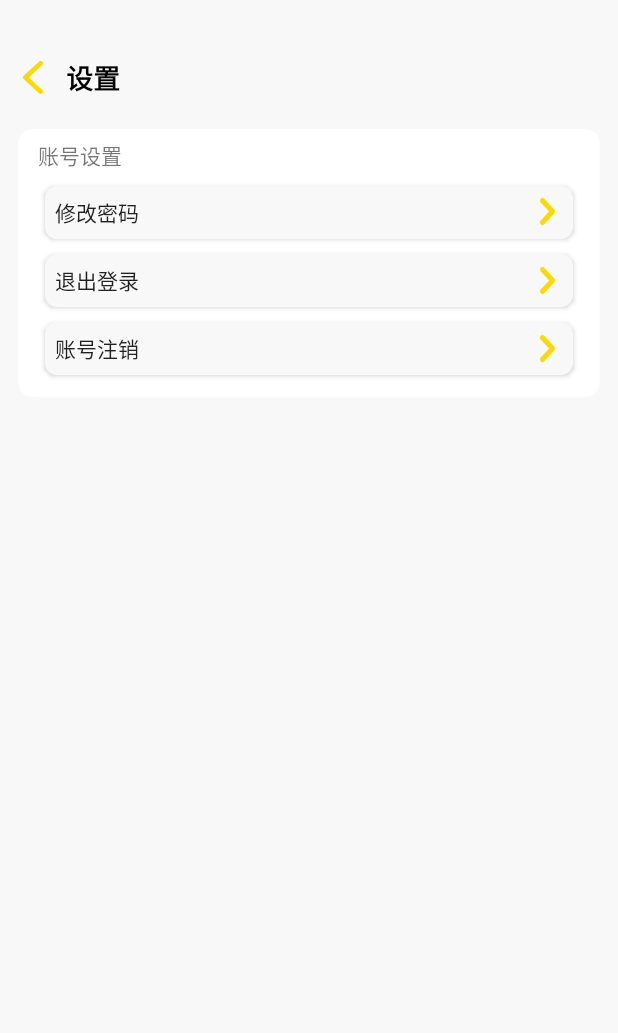
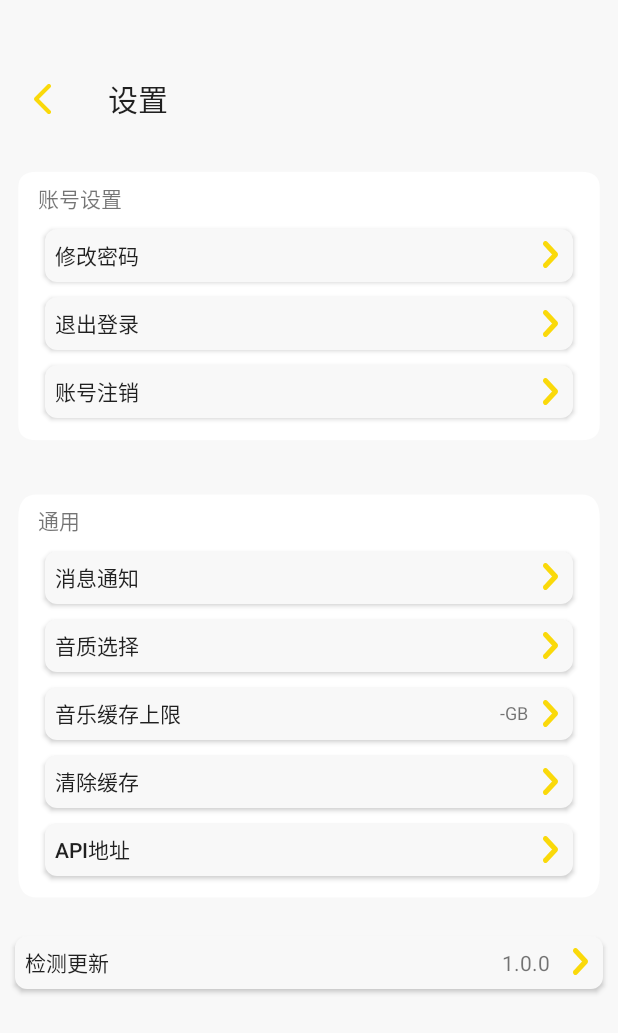
Before and after one commit to Licklin/MyMusic, an Android app: the screen it shows after launch (MainActivity), on a phone screen of 412 x 824 dp. Shown: the top 1033 px of the screen. Run offline under Robolectric (Android 15) with nearby library versions, the light colour scheme and no system bars.

Commit message:
设置页，完成设置主页xml文件

```diff
--- a/app/src/main/java/com/lickling/mymusic/ui/home/test/MainActivity.java
+++ b/app/src/main/java/com/lickling/mymusic/ui/home/test/MainActivity.java
@@ -7,7 +7,6 @@ import android.os.Build;
 import android.os.Bundle;
 import android.view.View;
 import android.view.Window;
-import android.view.WindowManager;
 
 import com.lickling.mymusic.R;
 
@@ -16,7 +15,7 @@ public class MainActivity extends AppCompatActivity {
     @Override
     protected void onCreate(Bundle savedInstanceState) {
         super.onCreate(savedInstanceState);
-        setContentView(R.layout.fragment_setting);
+        setContentView(R.layout.actitvity_setting);
         if (Build.VERSION.SDK_INT >= Build.VERSION_CODES.M) {
             Window window = getWindow();
             window.getDecorView().setSystemUiVisibility(View.SYSTEM_UI_FLAG_LAYOUT_STABLE | View.SYSTEM_UI_FLAG_LAYOUT_FULLSCREEN | View.SYSTEM_UI_FLAG_LIGHT_STATUS_BAR);
--- a/app/src/main/java/com/lickling/mymusic/ui/setting/SettingsFragment.java
+++ b/app/src/main/java/com/lickling/mymusic/ui/setting/SettingsFragment.java
@@ -12,7 +12,7 @@ public class SettingsFragment extends PreferenceFragmentCompat {
     @SuppressLint("ResourceType")
     @Override
     public void onCreatePreferences(Bundle savedInstanceState, String rootKey) {
-        setPreferencesFromResource(R.layout.fragment_setting, rootKey);
+        setPreferencesFromResource(R.layout.actitvity_setting, rootKey);
 
     }
 }
--- /dev/null
+++ b/app/src/main/res/layout/actitvity_setting.xml
@@ -0,0 +1,318 @@
+<?xml version="1.0" encoding="utf-8"?>
+<LinearLayout xmlns:android="http://schemas.android.com/apk/res/android"
+    xmlns:app="http://schemas.android.com/apk/res-auto"
+    xmlns:tools="http://schemas.android.com/tools"
+    android:layout_width="match_parent"
+    android:layout_height="match_parent"
+    android:background="@color/background_white"
+    android:gravity="center_horizontal"
+    android:orientation="vertical">
+
+    <androidx.appcompat.widget.Toolbar
+        android:id="@+id/setting_navigation"
+        android:layout_width="match_parent"
+        android:layout_height="wrap_content"
+        android:layout_marginTop="38dp"
+        app:navigationIcon="@drawable/setting_bank_button"
+        app:title="设置" />
+
+    <RelativeLayout
+        android:layout_width="match_parent"
+        android:layout_height="wrap_content">
+
+        <View
+            android:id="@+id/item1"
+            android:layout_width="match_parent"
+            android:layout_height="200dp"
+            android:layout_marginTop="10dp"
+            android:background="@drawable/setting_item"
+            android:shadowColor="@color/black"
+            android:shadowRadius="3" />
+
+        <TextView
+            android:id="@+id/account_settings"
+            android:layout_width="wrap_content"
+            android:layout_height="wrap_content"
+            android:layout_marginLeft="25dp"
+            android:layout_marginTop="27dp"
+            android:text="账号设置" />
+
+        <LinearLayout
+            android:layout_width="match_parent"
+            android:layout_height="wrap_content"
+            android:layout_below="@+id/account_settings"
+            android:layout_marginLeft="20dp"
+            android:layout_marginRight="20dp"
+            android:orientation="vertical">
+
+            <Button
+                android:id="@+id/change_password"
+                android:layout_width="match_parent"
+                android:layout_height="35dp"
+                android:layout_marginLeft="10dp"
+                android:layout_marginTop="10dp"
+                android:layout_marginRight="10dp"
+                android:layout_marginBottom="0dp"
+                android:background="@drawable/setting_btn"
+                android:elevation="4dp"
+                android:gravity="start|center_vertical"
+                android:text="  修改密码" />
+
+            <Button
+                android:id="@+id/log_out"
+                android:layout_width="match_parent"
+                android:layout_height="35dp"
+                android:layout_margin="10dp"
+                android:background="@drawable/setting_btn"
+                android:elevation="4dp"
+                android:gravity="start|center_vertical"
+                android:text="  退出登录" />
+
+            <Button
+                android:id="@+id/account_cancellation"
+                android:layout_width="match_parent"
+                android:layout_height="35dp"
+                android:layout_marginLeft="10dp"
+                android:layout_marginTop="0dp"
+                android:layout_marginRight="10dp"
+                android:layout_marginBottom="10dp"
+                android:background="@drawable/setting_btn"
+                android:elevation="4dp"
+                android:gravity="start|center_vertical"
+                android:text="  账号注销" />
+        </LinearLayout>
+
+        <View
+            android:id="@+id/setting_btn_arrow1"
+            android:layout_width="10dp"
+            android:layout_height="18dp"
+            android:layout_below="@id/account_settings"
+            android:layout_alignParentRight="true"
+            android:layout_marginLeft="0dp"
+            android:layout_marginTop="18dp"
+            android:layout_marginRight="40dp"
+            android:background="@drawable/setting_btn_arrow"
+            android:clipToOutline="true" />
+
+        <View
+            android:id="@+id/setting_btn_arrow2"
+            android:layout_width="10dp"
+            android:layout_height="18dp"
+            android:layout_below="@id/setting_btn_arrow1"
+            android:layout_alignParentRight="true"
+            android:layout_marginTop="28dp"
+            android:layout_marginRight="40dp"
+            android:background="@drawable/setting_btn_arrow"
+            android:clipToOutline="true" />
+
+        <View
+            android:id="@+id/setting_btn_arrow3"
+            android:layout_width="10dp"
+            android:layout_height="18dp"
+            android:layout_below="@id/setting_btn_arrow2"
+            android:layout_alignParentRight="true"
+            android:layout_marginTop="27dp"
+            android:layout_marginRight="40dp"
+            android:background="@drawable/setting_btn_arrow"
+            android:clipToOutline="true" />
+
+    </RelativeLayout>
+
+    <RelativeLayout
+        android:layout_width="match_parent"
+        android:layout_height="wrap_content">
+
+        <View
+            android:id="@+id/item2"
+            android:layout_width="match_parent"
+            android:layout_height="300dp"
+            android:layout_marginTop="10dp"
+            android:background="@drawable/setting_item"
+            android:shadowColor="@color/black"
+            android:shadowRadius="3" />
+
+        <TextView
+            android:id="@+id/normal_settings"
+            android:layout_width="wrap_content"
+            android:layout_height="wrap_content"
+            android:layout_marginLeft="25dp"
+            android:layout_marginTop="32dp"
+            android:text="通用" />
+
+        <LinearLayout
+            android:layout_width="match_parent"
+            android:layout_height="wrap_content"
+            android:layout_below="@+id/normal_settings"
+            android:layout_marginLeft="20dp"
+            android:layout_marginRight="20dp"
+            android:orientation="vertical">
+
+            <Button
+                android:id="@+id/notice"
+                android:layout_width="match_parent"
+                android:layout_height="35dp"
+                android:layout_marginLeft="10dp"
+                android:layout_marginTop="10dp"
+                android:layout_marginRight="10dp"
+                android:layout_marginBottom="0dp"
+                android:background="@drawable/setting_btn"
+                android:elevation="4dp"
+                android:gravity="start|center_vertical"
+                android:text="  消息通知" />
+
+            <Button
+                android:id="@+id/sound_quality"
+                android:layout_width="match_parent"
+                android:layout_height="35dp"
+                android:layout_margin="10dp"
+                android:background="@drawable/setting_btn"
+                android:elevation="4dp"
+                android:gravity="start|center_vertical"
+                android:text="  音质选择" />
+
+            <Button
+                android:id="@+id/cache_limit"
+                android:layout_width="match_parent"
+                android:layout_height="35dp"
+                android:layout_marginLeft="10dp"
+                android:layout_marginTop="0dp"
+                android:layout_marginRight="10dp"
+                android:layout_marginBottom="0dp"
+                android:background="@drawable/setting_btn"
+                android:elevation="4dp"
+                android:gravity="start|center_vertical"
+                android:text="  音乐缓存上限" />
+
+            <Button
+                android:id="@+id/clear_cache"
+                android:layout_width="match_parent"
+                android:layout_height="35dp"
+                android:layout_marginLeft="10dp"
+                android:layout_marginTop="10dp"
+                android:layout_marginRight="10dp"
+                android:layout_marginBottom="0dp"
+                android:background="@drawable/setting_btn"
+                android:elevation="4dp"
+                android:gravity="start|center_vertical"
+                android:text="  清除缓存" />
+
+            <Button
+                android:id="@+id/api"
+                android:layout_width="match_parent"
+                android:layout_height="35dp"
+                android:layout_margin="10dp"
+                android:background="@drawable/setting_btn"
+                android:elevation="4dp"
+                android:gravity="start|center_vertical"
+                android:text="  API地址" />
+        </LinearLayout>
+
+        <View
+            android:id="@+id/setting_btn_arrow4"
+            android:layout_width="10dp"
+            android:layout_height="18dp"
+            android:layout_below="@id/normal_settings"
+            android:layout_alignParentRight="true"
+            android:layout_marginTop="18dp"
+            android:layout_marginRight="40dp"
+            android:background="@drawable/setting_btn_arrow"
+            android:clipToOutline="true" />
+
+        <View
+            android:id="@+id/setting_btn_arrow5"
+            android:layout_width="10dp"
+            android:layout_height="18dp"
+            android:layout_below="@id/setting_btn_arrow4"
+            android:layout_alignParentRight="true"
+            android:layout_marginTop="28dp"
+            android:layout_marginRight="40dp"
+            android:background="@drawable/setting_btn_arrow"
+            android:clipToOutline="true" />
+
+        <View
+            android:id="@+id/setting_btn_arrow6"
+            android:layout_width="10dp"
+            android:layout_height="18dp"
+            android:layout_below="@id/setting_btn_arrow5"
+            android:layout_alignParentRight="true"
+            android:layout_marginTop="27dp"
+            android:layout_marginRight="40dp"
+            android:background="@drawable/setting_btn_arrow"
+            android:clipToOutline="true" />
+
+        <View
+            android:id="@+id/setting_btn_arrow7"
+            android:layout_width="10dp"
+            android:layout_height="18dp"
+            android:layout_below="@id/setting_btn_arrow6"
+            android:layout_alignParentRight="true"
+            android:layout_marginTop="27dp"
+            android:layout_marginRight="40dp"
+            android:background="@drawable/setting_btn_arrow"
+            android:clipToOutline="true" />
+
+        <View
+            android:id="@+id/setting_btn_arrow8"
+            android:layout_width="10dp"
+            android:layout_height="18dp"
+            android:layout_below="@id/setting_btn_arrow7"
+            android:layout_alignParentRight="true"
+            android:layout_marginTop="27dp"
+            android:layout_marginRight="40dp"
+            android:background="@drawable/setting_btn_arrow"
+            android:clipToOutline="true" />
+
+        <TextView
+            android:id="@+id/cache_size"
+            android:layout_width="wrap_content"
+            android:layout_height="wrap_content"
+            android:layout_below="@id/setting_btn_arrow5"
+            android:layout_alignParentRight="true"
+            android:layout_marginTop="27dp"
+            android:layout_marginRight="60dp"
+            android:text="-GB"
+            android:textSize="12sp" />
+    </RelativeLayout>
+
+    <RelativeLayout
+        android:layout_width="match_parent"
+        android:layout_height="wrap_content">
+
+        <LinearLayout
+            android:layout_width="match_parent"
+            android:layout_height="wrap_content">
+
+            <Button
+                android:id="@+id/version_btn"
+                android:layout_width="match_parent"
+                android:layout_height="35dp"
+                android:layout_margin="10dp"
+                android:background="@drawable/setting_btn"
+                android:elevation="4dp"
+                android:gravity="start|center_vertical"
+                android:text="  检测更新" />
+        </LinearLayout>
+
+
+        <TextView
+            android:id="@+id/version"
+            android:layout_width="wrap_content"
+            android:layout_height="wrap_content"
+            android:layout_alignParentRight="true"
+            android:layout_marginTop="18dp"
+            android:layout_marginRight="45dp"
+            android:text="1.0.0"
+            android:textSize="14sp" />
+
+        <View
+            android:id="@+id/setting_btn_arrow9"
+            android:layout_width="10dp"
+            android:layout_height="18dp"
+            android:layout_alignParentRight="true"
+            android:layout_marginTop="18dp"
+            android:layout_marginRight="20dp"
+            android:background="@drawable/setting_btn_arrow" />
+
+    </RelativeLayout>
+
+</LinearLayout>
--- a/app/src/main/res/layout/activity_main.xml
+++ b/app/src/main/res/layout/activity_main.xml
@@ -10,7 +10,7 @@
         android:id="@+id/some_id"
         android:layout_width="9.29dp"
         android:layout_height="17.84dp"
-        android:background="@drawable/setting_bank_botton"
+        android:background="@drawable/setting_bank_button"
         android:clipToOutline="true"
 
         />
--- a/app/src/main/res/layout/fragment_setting.xml
+++ /dev/null
@@ -1,130 +0,0 @@
-<?xml version="1.0" encoding="utf-8"?>
-<LinearLayout xmlns:android="http://schemas.android.com/apk/res/android"
-    xmlns:tools="http://schemas.android.com/tools"
-    android:layout_width="match_parent"
-    android:layout_height="match_parent"
-    android:background="@color/background_white"
-    android:gravity="center_horizontal"
-    android:orientation="vertical">
-
-    <LinearLayout
-        android:layout_width="match_parent"
-        android:layout_height="wrap_content"
-        android:layout_marginTop="38dp"
-        android:gravity="center_vertical"
-        android:orientation="horizontal">
-
-        <View
-            android:id="@+id/setting_bank_bottom"
-            android:layout_width="13dp"
-            android:layout_height="22dp"
-            android:layout_marginLeft="15dp"
-            android:background="@drawable/setting_bank_botton"
-            android:clipToOutline="true" />
-
-        <TextView
-            android:layout_width="wrap_content"
-            android:layout_height="wrap_content"
-            android:layout_marginLeft="15dp"
-            android:text="@string/setting_head"
-            android:textColor="@color/black"
-            android:textSize="18sp"
-            android:textStyle="bold">
-
-        </TextView>
-    </LinearLayout>
-
-    <RelativeLayout
-        android:layout_width="match_parent"
-        android:layout_height="wrap_content">
-
-        <View
-            android:id="@+id/item1"
-            android:layout_width="match_parent"
-            android:layout_height="200dp"
-            android:layout_marginTop="10dp"
-            android:background="@drawable/setting_bank_item1"
-            android:shadowColor="@color/black"
-            android:shadowRadius="3" />
-
-        <TextView
-            android:id="@+id/account_settings"
-            android:layout_width="wrap_content"
-            android:layout_height="wrap_content"
-            android:layout_marginLeft="25dp"
-            android:layout_marginTop="27dp"
-            android:text="账号设置" />
-
-        <LinearLayout
-            android:layout_width="match_parent"
-            android:layout_height="wrap_content"
-            android:layout_below="@+id/account_settings"
-            android:layout_marginLeft="20dp"
-            android:layout_marginRight="20dp"
-            android:orientation="vertical">
-
-            <Button
-                android:layout_width="match_parent"
-                android:layout_height="35dp"
-                android:layout_marginLeft="10dp"
-                android:layout_marginTop="10dp"
-                android:layout_marginRight="10dp"
-                android:layout_marginBottom="0dp"
-                android:background="@drawable/setting_btn"
-                android:elevation="4dp"
-                android:gravity="start|center_vertical"
-                android:text="  修改密码"/>
-
-            <Button
-                android:layout_width="match_parent"
-                android:layout_height="35dp"
-                android:layout_margin="10dp"
-                android:background="@drawable/setting_btn"
-                android:elevation="4dp"
-                android:gravity="start|center_vertical"
-                android:text="  退出登录"/>
-
-            <Button
-                android:layout_width="match_parent"
-                android:layout_height="35dp"
-                android:layout_marginLeft="10dp"
-                android:layout_marginTop="0dp"
-                android:layout_marginRight="10dp"
-                android:layout_marginBottom="10dp"
-                android:background="@drawable/setting_btn"
-                android:elevation="4dp"
-                android:gravity="start|center_vertical"
-                android:text="  账号注销"/>
-        </LinearLayout>
-        <View
-            android:id="@+id/setting_btn_arrow1"
-            android:layout_width="10dp"
-            android:layout_height="18dp"
-            android:layout_marginLeft="360dp"
-            android:layout_marginTop="18dp"
-            android:background="@drawable/setting_btn_arrow"
-            android:layout_below="@id/account_settings"
-            android:clipToOutline="true" />
-        <View
-            android:id="@+id/setting_btn_arrow2"
-            android:layout_width="10dp"
-            android:layout_height="18dp"
-            android:layout_marginLeft="360dp"
-            android:layout_marginTop="28dp"
-            android:background="@drawable/setting_btn_arrow"
-            android:layout_below="@id/setting_btn_arrow1"
-            android:clipToOutline="true" />
-        <View
-            android:id="@+id/setting_btn_arrow3"
-            android:layout_width="10dp"
-            android:layout_height="18dp"
-            android:layout_marginLeft="360dp"
-            android:layout_marginTop="27dp"
-            android:background="@drawable/setting_btn_arrow"
-            android:layout_below="@id/setting_btn_arrow2"
-            android:clipToOutline="true" />
-
-    </RelativeLayout>
-
-
-</LinearLayout>
```
Also changed, not shown: app/src/main/res/drawable/setting_bank_button.xml (renamed from app/src/main/res/drawable/setting_bank_botton.xml), app/src/main/res/drawable/setting_item.xml (renamed from app/src/main/res/drawable/setting_bank_item1.xml), 1 other file.
